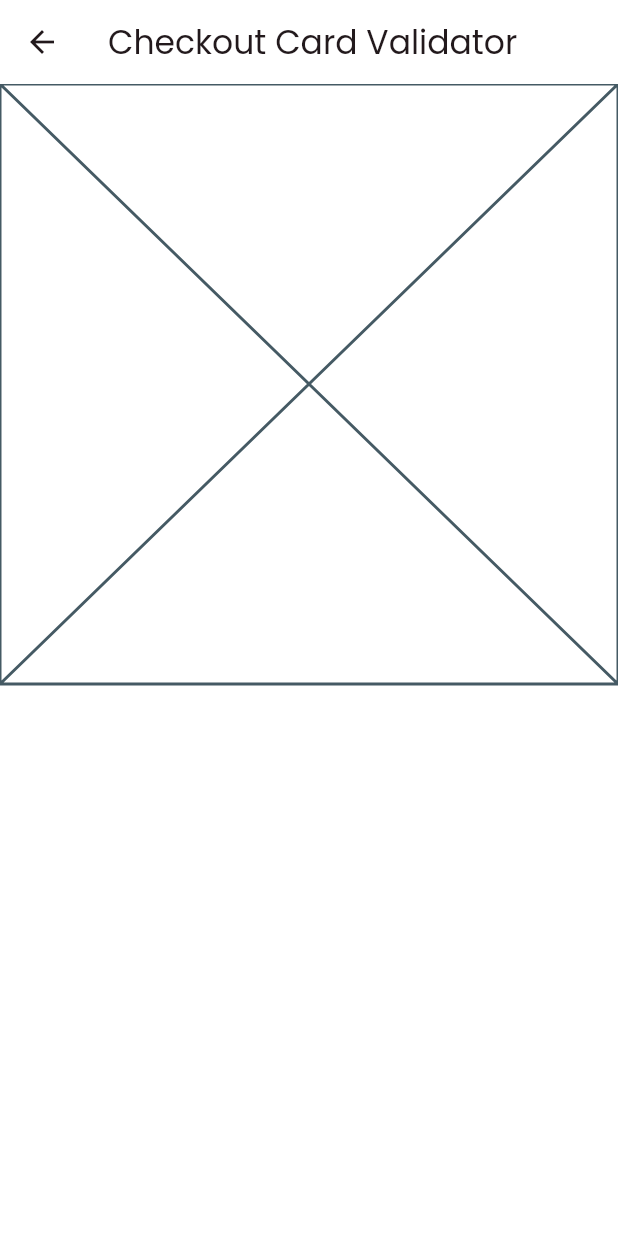
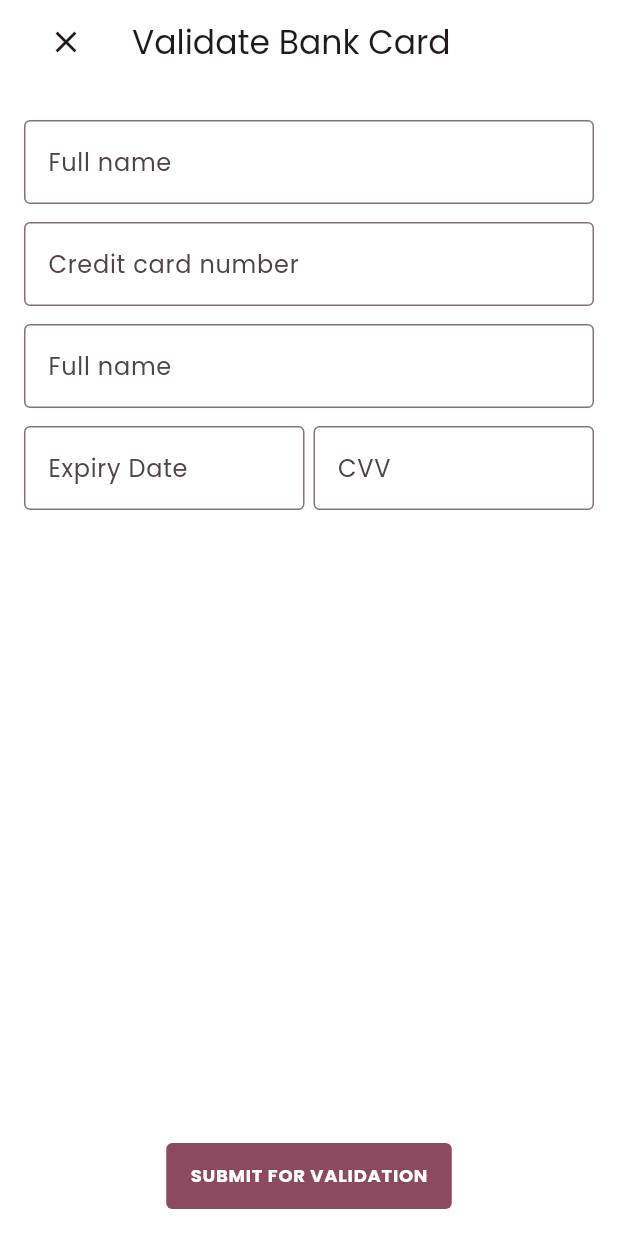
Before and after one commit to TinasheKeith/checkout, a Flutter app: the screen it shows after launch, after a tap on an icon or button, on a phone screen of 412 x 824 dp. Run offline on Flutter 3.47's test engine with Material 2 defaults, Android fonts, the phone set to English and light mode, and no system bars; our stand-ins replace device_preview, eva_icons_flutter, go_router, google_fonts, sentry_flutter; generated files the repository leaves out were written again.

Commit message:
added input fields

```diff
--- a/lib/src/widgets/screens/card_input_screen/card_input_screen.dart
+++ b/lib/src/widgets/screens/card_input_screen/card_input_screen.dart
@@ -5,19 +5,88 @@ class CardInputScreen extends StatelessWidget {
 
   @override
   Widget build(BuildContext context) {
-    return const Scaffold(
-      body: CustomScrollView(
+    return Scaffold(
+      body: const Padding(
+        padding: EdgeInsets.symmetric(horizontal: 16),
+        child: CustomScrollView(
           slivers: [
             SliverAppBar(
-            title: Text('Checkout Card Validator'),
+              title: Text('Validate Bank Card'),
             ),
             SliverFillRemaining(
               child: SingleChildScrollView(
-              child: Placeholder(),
+                child: Column(
+                  children: [
+                    SizedBox(
+                      height: 24,
+                    ),
+                    TextField(
+                      decoration: InputDecoration(
+                        label: Text('Full name'),
+                        hintText: 'Tinashe Debugsdaily',
+                        floatingLabelBehavior: FloatingLabelBehavior.auto,
+                      ),
+                    ),
+                    SizedBox(height: 12),
+                    TextField(
+                      decoration: InputDecoration(
+                        label: Text('Credit card number'),
+                        hintText: '0000 0000 0000 0000',
+                        floatingLabelBehavior: FloatingLabelBehavior.auto,
+                      ),
+                    ),
+                    SizedBox(height: 12),
+                    TextField(
+                      decoration: InputDecoration(
+                        label: Text('Full name'),
+                        hintText: 'Tinashe Debugsdaily',
+                        floatingLabelBehavior: FloatingLabelBehavior.auto,
+                      ),
+                    ),
+                    SizedBox(height: 12),
+                    Row(
+                      children: [
+                        Expanded(
+                          child: TextField(
+                            decoration: InputDecoration(
+                              label: Text('Expiry Date'),
+                              hintText: '10/26',
+                              floatingLabelBehavior: FloatingLabelBehavior.auto,
+                            ),
+                          ),
+                        ),
+                        SizedBox(width: 6),
+                        Expanded(
+                          child: TextField(
+                            decoration: InputDecoration(
+                              label: Text('CVV'),
+                              hintText: '123',
+                              floatingLabelBehavior: FloatingLabelBehavior.auto,
+                            ),
+                          ),
+                        ),
+                      ],
+                    )
+                  ],
+                ),
               ),
             )
           ],
         ),
+      ),
+      floatingActionButtonLocation: FloatingActionButtonLocation.centerFloat,
+      floatingActionButton: MaterialButton(
+        elevation: 0,
+        color: Theme.of(context).primaryColor,
+        onPressed: () {},
+        child: Text(
+          'SUBMIT FOR VALIDATION',
+          style: Theme.of(context).textTheme.labelMedium?.copyWith(
+                color: Colors.white,
+                fontWeight: FontWeight.bold,
+              ),
+        ),
+      ),
     );
   }
 }
--- a/lib/src/widgets/shared/navigation_helper_widget/app_scaffold_view_model.dart
+++ b/lib/src/widgets/shared/navigation_helper_widget/app_scaffold_view_model.dart
@@ -1,10 +1,13 @@
+// ignore_for_file: unnecessary_parenthesis
+
+import 'package:checkout/mixins/responsive_helper_mixin.dart';
 import 'package:checkout/src/widgets/screens/card_input_screen/card_input_screen.dart';
 import 'package:checkout/src/widgets/screens/dashboard_screen%20/dashboard_screen.dart';
 import 'package:checkout/src/widgets/screens/settings_screen/settings_screen.dart';
 import 'package:flutter/material.dart';
 import 'package:go_router/go_router.dart';
 
-class AppScaffoldViewModel with ChangeNotifier {
+class AppScaffoldViewModel with ChangeNotifier, ResponsiveMixin {
   int _selectedIndex = 0;
 
   int get selectedIndex => _selectedIndex;
@@ -36,8 +39,11 @@ class AppScaffoldViewModel with ChangeNotifier {
     if (isMobile) {
       Navigator.of(context).push(
         MaterialPageRoute<Widget>(
+          fullscreenDialog: true,
           builder: (BuildContext context) {
-            return const CardInputScreen();
+            return const Dialog.fullscreen(
+              child: CardInputScreen(),
+            );
           },
         ),
       );
@@ -45,7 +51,24 @@ class AppScaffoldViewModel with ChangeNotifier {
       showDialog<Widget>(
         context: context,
         builder: (context) {
-          return const CardInputScreen();
+          return ConstrainedBox(
+            constraints: const BoxConstraints(maxWidth: 800),
+            child: SizedBox(
+              child: AlertDialog(
+                shape: RoundedRectangleBorder(
+                  borderRadius: BorderRadius.circular(12),
+                ),
+                clipBehavior: Clip.antiAliasWithSaveLayer,
+                content: ConstrainedBox(
+                  constraints: const BoxConstraints(
+                    maxHeight: 600,
+                    minWidth: 350,
+                  ),
+                  child: const CardInputScreen(),
+                ),
+              ),
+            ),
+          );
         },
       );
     }
--- a/lib/theme/checkout_theme.dart
+++ b/lib/theme/checkout_theme.dart
@@ -43,6 +43,14 @@ class CheckoutTheme extends ThemeExtension<CheckoutTheme> {
       appBarTheme: AppBarTheme(
         backgroundColor: isLight ? Colors.white : colorScheme.surface,
       ),
+      dialogTheme: const DialogTheme(backgroundColor: Colors.white),
+      buttonTheme: ButtonThemeData(
+        minWidth: 100,
+        height: 44,
+        shape: RoundedRectangleBorder(
+          borderRadius: BorderRadius.circular(4),
+        ),
+      ),
       bottomNavigationBarTheme: const BottomNavigationBarThemeData(
         elevation: 0,
       ),
```
Lines whose indentation alone changed are shown as unchanged.
